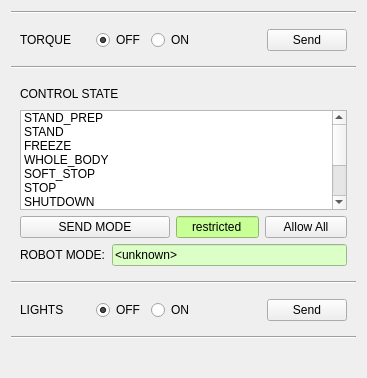
Qt form thor_mang_supervisor/resource/supervisor.ui (thor-mang/thor_mang_ui) before a commit.
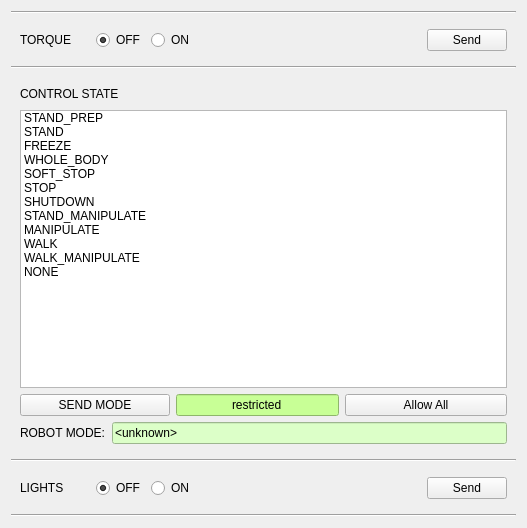
The same form after that commit.

Commit message: fixed supervisor layout

```diff
--- a/thor_mang_supervisor/resource/supervisor.ui
+++ b/thor_mang_supervisor/resource/supervisor.ui
@@ -9,8 +9,8 @@
    <rect>
     <x>0</x>
     <y>0</y>
-    <width>367</width>
-    <height>378</height>
+    <width>527</width>
+    <height>528</height>
    </rect>
   </property>
   <property name="sizePolicy">
@@ -22,7 +22,7 @@
   <property name="windowTitle">
    <string>ThorMangSupervisor</string>
   </property>
-  <layout class="QVBoxLayout" name="verticalLayout_8">
+  <layout class="QVBoxLayout" name="verticalLayout_8" stretch="0,0,0,0,1,0,0,0">
    <item>
     <widget class="Line" name="line_3">
      <property name="orientation">
@@ -140,7 +140,7 @@
         <property name="maximumSize">
          <size>
           <width>16777215</width>
-          <height>100</height>
+          <height>16777215</height>
          </size>
         </property>
         <item>
@@ -350,6 +350,9 @@
      <property name="orientation">
       <enum>Qt::Vertical</enum>
      </property>
+     <property name="sizeType">
+      <enum>QSizePolicy::Preferred</enum>
+     </property>
      <property name="sizeHint" stdset="0">
       <size>
        <width>0</width>
```
